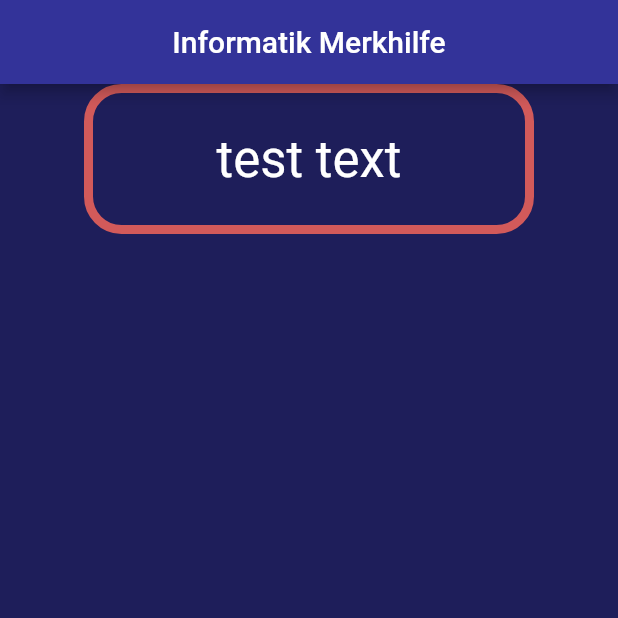
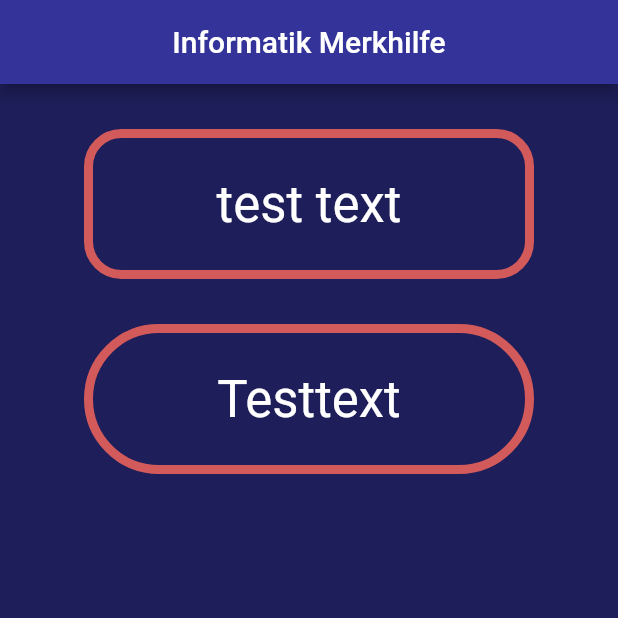
Before and after one commit to InformatikT13600/informatik_merkhilfe, a Flutter app: the screen it shows after launch, on a phone screen of 412 x 824 dp, the top half of it. Run offline on Flutter 3.47's test engine with Material 2 defaults, Android fonts, the light colour scheme and no system bars.

Commit message:
created circular button template

```diff
--- a/lib/shared/styles.dart
+++ b/lib/shared/styles.dart
@@ -26,6 +26,21 @@ Widget buildRectangularButton() {
 
 Widget buildEllipticalButton() {
 
+  return Container(
+    constraints: BoxConstraints(minHeight: 100, maxHeight: 100, minWidth: 300, maxWidth: 300),
+    decoration: BoxDecoration(
+      border: Border.all(color: colorRed, width: 6),
+      borderRadius: BorderRadius.circular(50),
+    ),
+    child: TextButton(
+      onPressed: () {print('test');},
+      child: Text(
+          'Testtext',
+        style: TextStyle(color: Colors.white, fontSize: 34, fontWeight: FontWeight.normal),
+      ),
+    ),
+  );
+
   return Container();
 
 }
--- a/lib/views/home.dart
+++ b/lib/views/home.dart
@@ -22,7 +22,10 @@ class _HomeState extends State<Home> {
         child: Column(
           crossAxisAlignment: CrossAxisAlignment.center,
           children: [
+            SizedBox(height: 30),
             buildRectangularButton(),
+            SizedBox(height: 30),
+            buildEllipticalButton(),
           ],
         ),
       ),
```
Also changed, not shown: pubspec.lock.
